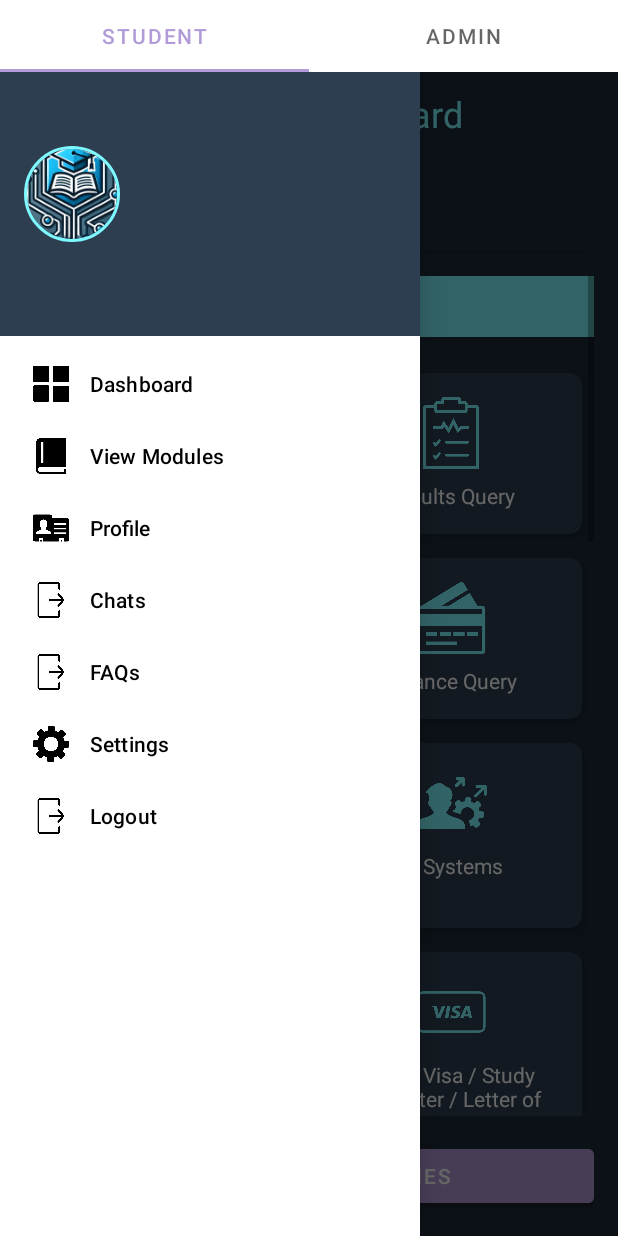
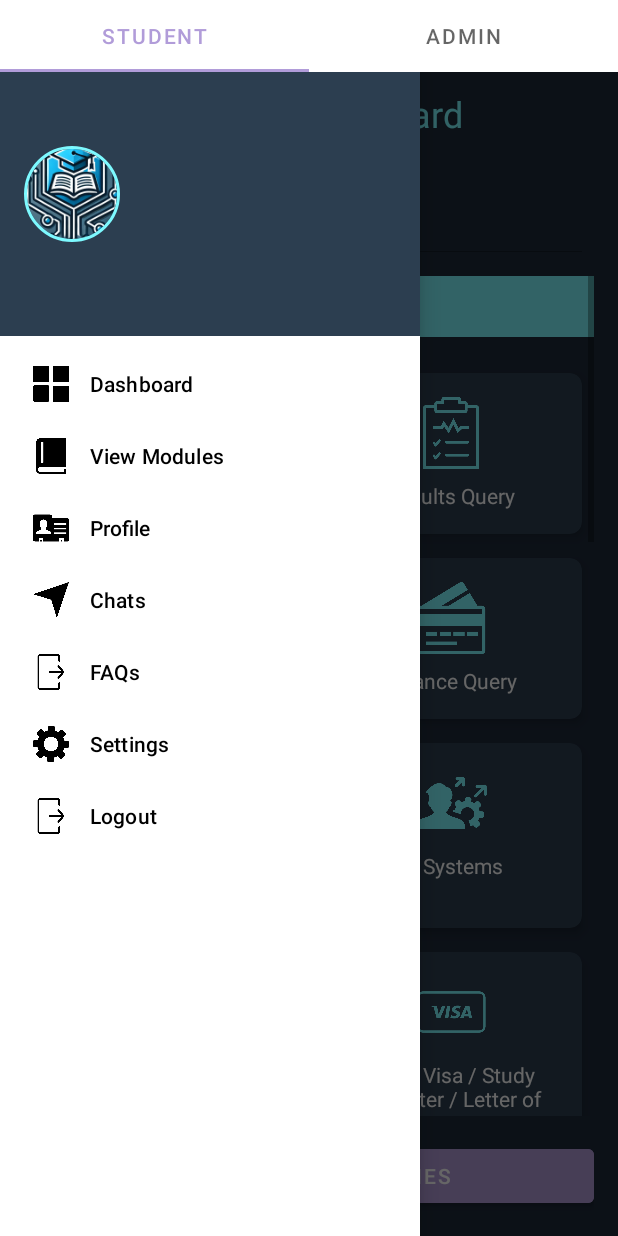
Before and after one commit to Nate1203/CampusConnect_V1, an Android app: the fragment StudentDashboardFragment placed in its activity, with the side drawer open, on a phone screen of 412 x 824 dp. Run offline under Robolectric (Android 15) with nearby library versions, the phone set to English and light mode, and no system bars; our stand-ins replace CircleImageView, Firebase (no records; nobody signed in at launch, a user with empty details on screens opened directly).

```diff
--- a/app/src/main/res/menu/drawer_menu.xml
+++ b/app/src/main/res/menu/drawer_menu.xml
@@ -15,7 +15,7 @@
             android:title="@string/nav_profile" />
         <item
             android:id="@+id/nav_chats"
-            android:icon="@drawable/ic_logout"
+            android:icon="@drawable/ic_chat"
             android:title="Chats" />
         <item
             android:id="@+id/nav_FAQs"
```
